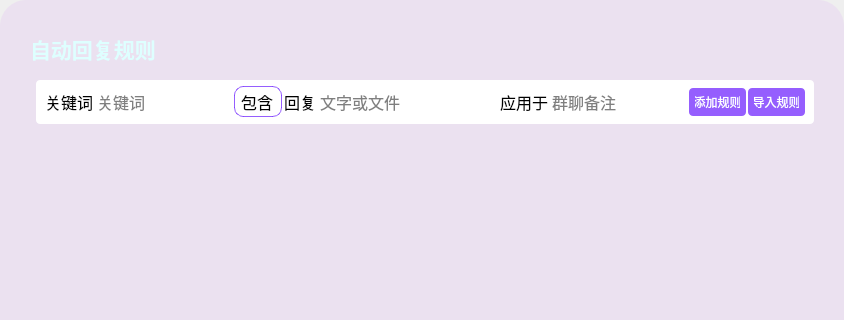
YangShengzhou03/LeafAutoFly, file UI_Reply.ui: the form before one commit; both pictures show x 0 to 844 and y 0 to 320 of the 844 by 498 pixel window.
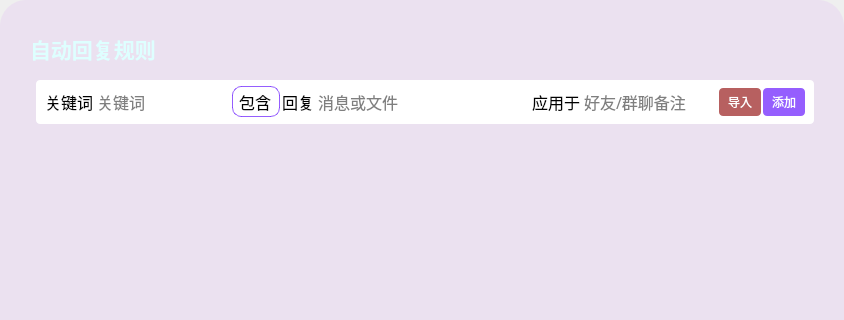
The form after the commit. Icons and pictures are not drawn.

Diff of the .ui file:
```diff
--- a/UI_Reply.ui
+++ b/UI_Reply.ui
@@ -178,7 +178,7 @@
                      <string notr="true">border-radius: 4px;
 background:rgb(255, 255, 255);</string>
                     </property>
-                    <layout class="QHBoxLayout" name="horizontalLayout_17" stretch="0,0,0,0,0,0,0,0,0,0">
+                    <layout class="QHBoxLayout" name="horizontalLayout_17" stretch="0,0,0,0,0,0,0,0,0,0,0">
                      <property name="spacing">
                       <number>2</number>
                      </property>
@@ -337,7 +337,44 @@
 border-radius: 0px;</string>
                        </property>
                        <property name="placeholderText">
-                        <string>文字或文件</string>
+                        <string>消息或文件</string>
+                       </property>
+                      </widget>
+                     </item>
+                     <item>
+                      <widget class="QPushButton" name="file_pushButton_2">
+                       <property name="minimumSize">
+                        <size>
+                         <width>32</width>
+                         <height>32</height>
+                        </size>
+                       </property>
+                       <property name="styleSheet">
+                        <string notr="true">QPushButton{
+	background-color: rgba(255, 255, 255, 0);
+border: none;
+border-radius:20px;
+}
+QPushButton:hover {
+
+}
+QPushButton:pressed {
+
+}
+</string>
+                       </property>
+                       <property name="text">
+                        <string/>
+                       </property>
+                       <property name="icon">
+                        <iconset>
+                         <normaloff>resources/img/page3/page3_回复表情.svg</normaloff>resources/img/page3/page3_回复表情.svg</iconset>
+                       </property>
+                       <property name="iconSize">
+                        <size>
+                         <width>24</width>
+                         <height>24</height>
+                        </size>
                        </property>
                       </widget>
                      </item>
@@ -415,53 +452,7 @@
 border-radius: 0px;</string>
                        </property>
                        <property name="placeholderText">
-                        <string>群聊备注</string>
-                       </property>
-                      </widget>
-                     </item>
-                     <item>
-                      <widget class="QPushButton" name="pushButton_add">
-                       <property name="minimumSize">
-                        <size>
-                         <width>42</width>
-                         <height>28</height>
-                        </size>
-                       </property>
-                       <property name="maximumSize">
-                        <size>
-                         <width>16777215</width>
-                         <height>28</height>
-                        </size>
-                       </property>
-                       <property name="font">
-                        <font>
-                         <family>微软雅黑</family>
-                         <pointsize>-1</pointsize>
-                        </font>
-                       </property>
-                       <property name="cursor">
-                        <cursorShape>PointingHandCursor</cursorShape>
-                       </property>
-                       <property name="styleSheet">
-                        <string notr="true">QPushButton {
-    background-color: rgba(105, 27, 253, 180);
-    border: none;
-    border-radius: 4px;
-    color: white;
-    font-size: 12px;
-    padding: 6px;
-}
-
-QPushButton:hover {
-    background-color: rgba(105, 27, 253, 0.75);
-}
-
-QPushButton:pressed {
-    background-color: rgba(105, 27, 253, 0.85);
-}</string>
-                       </property>
-                       <property name="text">
-                        <string>添加规则</string>
+                        <string>好友/群聊备注</string>
                        </property>
                       </widget>
                      </item>
@@ -490,6 +481,52 @@
                        </property>
                        <property name="styleSheet">
                         <string notr="true">QPushButton {
+    background-color: rgba(153, 30, 30, 180);
+    border: none;
+    border-radius: 4px;
+    color: white;
+    font-size: 12px;
+    padding: 6px;
+}
+
+QPushButton:hover {
+    background-color: rgba(178, 44, 44, 0.75);
+}
+
+QPushButton:pressed {
+    background-color: rgba(121, 24, 24, 0.85);
+}</string>
+                       </property>
+                       <property name="text">
+                        <string>导入</string>
+                       </property>
+                      </widget>
+                     </item>
+                     <item>
+                      <widget class="QPushButton" name="pushButton_add">
+                       <property name="minimumSize">
+                        <size>
+                         <width>42</width>
+                         <height>28</height>
+                        </size>
+                       </property>
+                       <property name="maximumSize">
+                        <size>
+                         <width>16777215</width>
+                         <height>28</height>
+                        </size>
+                       </property>
+                       <property name="font">
+                        <font>
+                         <family>微软雅黑</family>
+                         <pointsize>-1</pointsize>
+                        </font>
+                       </property>
+                       <property name="cursor">
+                        <cursorShape>PointingHandCursor</cursorShape>
+                       </property>
+                       <property name="styleSheet">
+                        <string notr="true">QPushButton {
     background-color: rgba(105, 27, 253, 180);
     border: none;
     border-radius: 4px;
@@ -507,7 +544,7 @@
 }</string>
                        </property>
                        <property name="text">
-                        <string>导入规则</string>
+                        <string>添加</string>
                        </property>
                       </widget>
                      </item>
```
